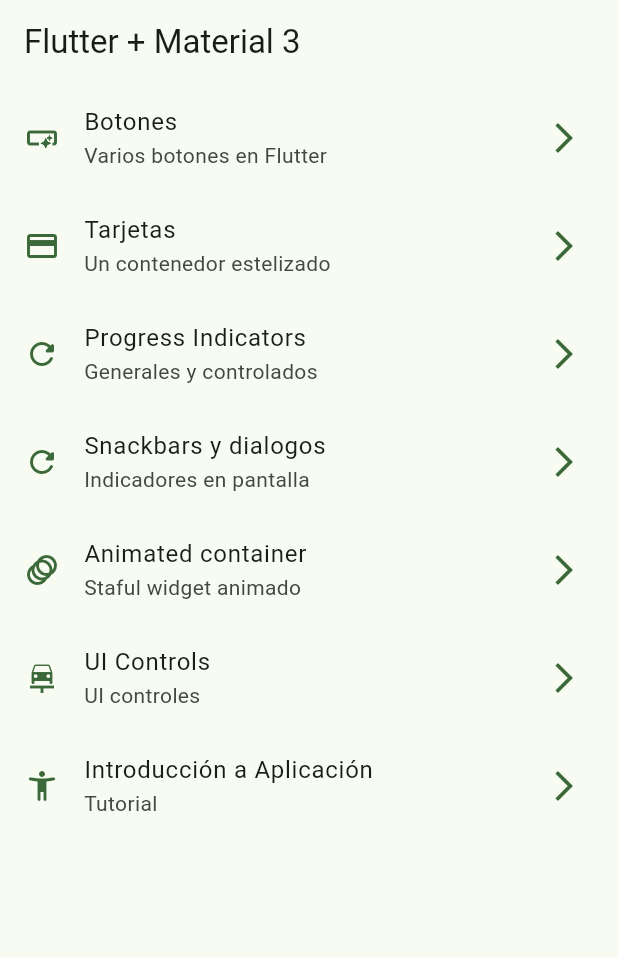
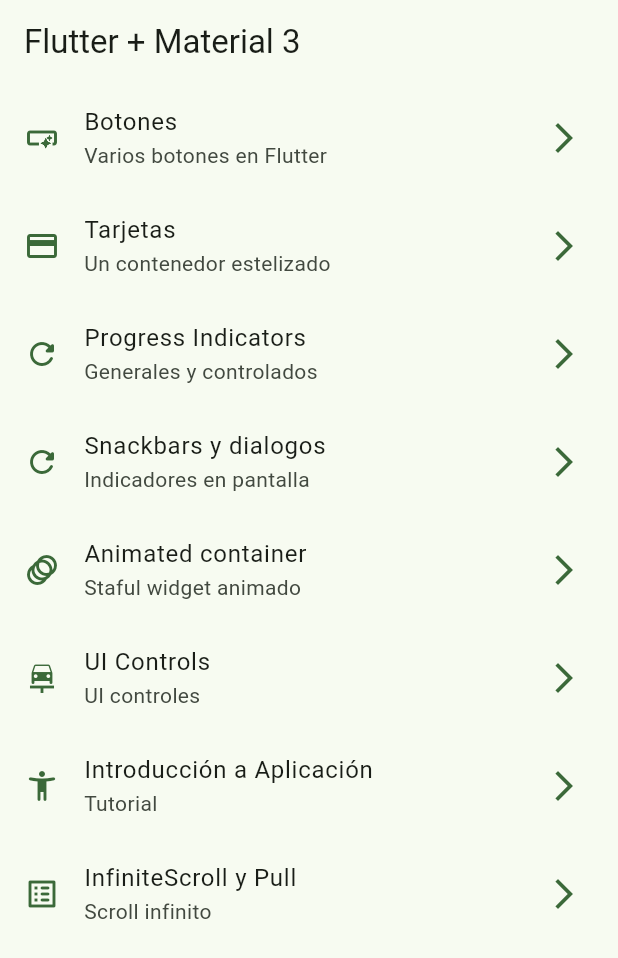
Before and after one commit to geserrato/widgets_app, a Flutter app: the screen it shows after launch, on a phone screen of 412 x 824 dp. Shown: the top 958 px of the screen. Run offline on Flutter 3.47's test engine with Material 2 defaults, Android fonts, the phone set to English and light mode, and no system bars; our stand-ins replace animate_do, go_router.

Commit message:
add scroll infinite

```diff
--- a/lib/config/menu/menu_items.dart
+++ b/lib/config/menu/menu_items.dart
@@ -53,4 +53,9 @@ const appMenuItems = <MenuItem>[
       subtitle: 'Tutorial',
       link: '/app_tutorial',
       icon: Icons.accessibility_new_rounded),
+  MenuItem(
+      title: 'InfiniteScroll y Pull',
+      subtitle: 'Scroll infinito',
+      link: '/infinite',
+      icon: Icons.list_alt_rounded),
 ];
--- a/lib/config/router/app_router.dart
+++ b/lib/config/router/app_router.dart
@@ -41,5 +41,10 @@ final appRouter = GoRouter(initialLocation: '/', routes: [
     path: '/app_tutorial',
     name: AppTutorialScreen.name,
     builder: (context, state) => const AppTutorialScreen(),
+  ),
+  GoRoute(
+    path: '/infinite',
+    name: InfiniteScrollScreen.name,
+    builder: (context, state) => const InfiniteScrollScreen(),
   )
 ]);
```
Also changed, not shown: lib/presentation/screens/infinite_scroll/infinite_scroll_screen.dart (+77 -2 lines).
